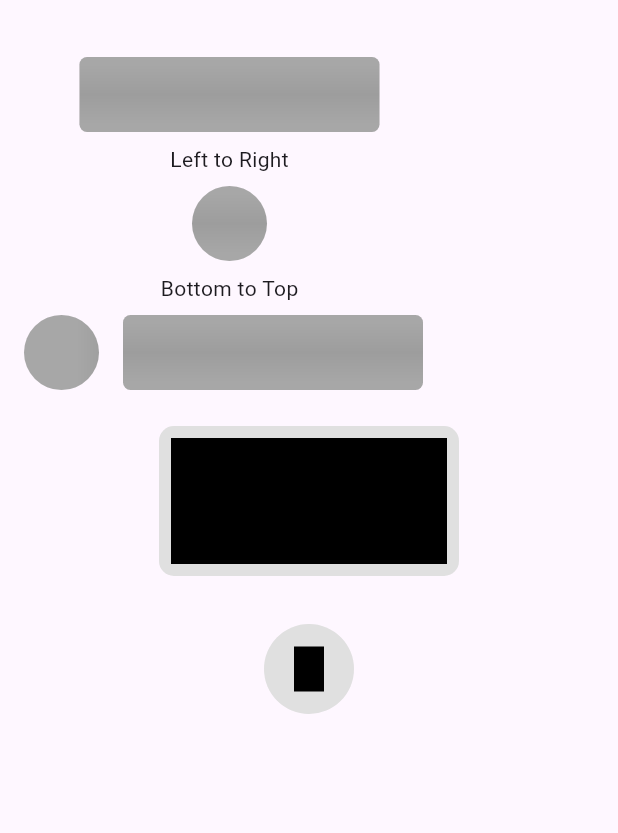
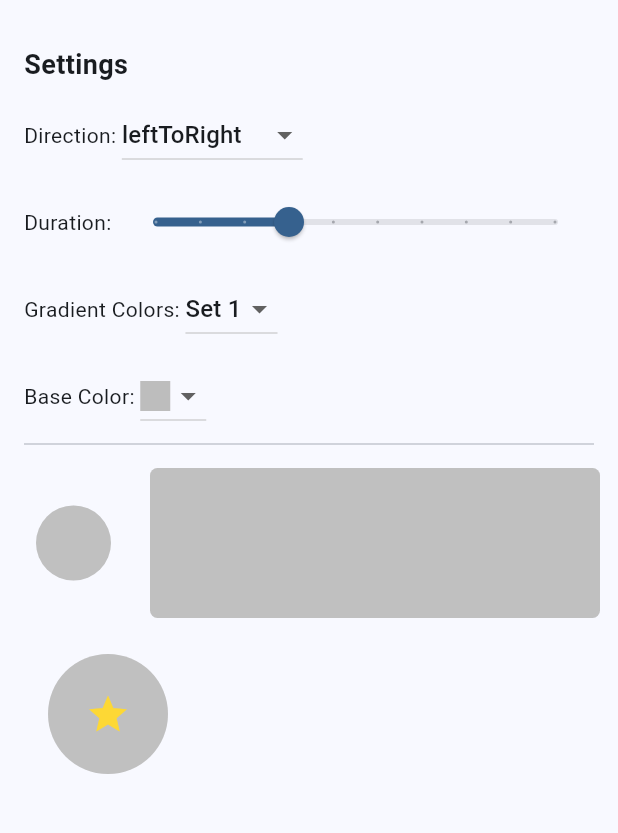
Before and after one commit to gncortes/EasyShell, a Flutter app: the screen it shows after launch, on a phone screen of 412 x 824 dp, the part 63-896 px from its top. Run offline on Flutter 3.47's test engine with Material 3 defaults, Android fonts, the phone set to English and light mode, and no system bars; our stand-ins replace sqflite; accounts and stored records are empty.

Commit message:
on create shimmer

```diff
--- a/lib/main.dart
+++ b/lib/main.dart
@@ -9,13 +9,12 @@ void main() {
 class MyApp extends StatelessWidget {
   const MyApp({super.key});
 
-  // This widget is the root of your application.
   @override
   Widget build(BuildContext context) {
     return MaterialApp(
-      title: 'Flutter Demo',
+      title: 'Flutter Shimmer Demo',
       theme: ThemeData(
-        colorScheme: ColorScheme.fromSeed(seedColor: Colors.deepPurple),
+        colorScheme: ColorScheme.fromSeed(seedColor: Colors.blue),
         useMaterial3: true,
       ),
       home: const ShimmerDemoScreen(),
@@ -23,12 +22,42 @@ class MyApp extends StatelessWidget {
   }
 }
 
-class ShimmerDemoScreen extends StatelessWidget {
+class ShimmerDemoScreen extends StatefulWidget {
   const ShimmerDemoScreen({super.key});
 
   @override
+  State<ShimmerDemoScreen> createState() => _ShimmerDemoScreenState();
+}
+
+class _ShimmerDemoScreenState extends State<ShimmerDemoScreen> {
+  ShimmerDirection _currentDirection = ShimmerDirection.leftToRight;
+  double _currentDuration = 2.0; // in seconds
+  int _currentColorSet = 0;
+  Color _currentBaseColor = Colors.grey.shade400;
+
+  // List of predefined shimmer gradients
+  final List<List<Color>> _colorOptions = [
+    [Colors.grey.shade300, Colors.grey.shade100, Colors.grey.shade300],
+    [Colors.blue.shade300, Colors.blue.shade100, Colors.blue.shade300],
+    [Colors.pink.shade300, Colors.pink.shade100, Colors.pink.shade300],
+    [Colors.green.shade300, Colors.green.shade100, Colors.green.shade300],
+  ];
+
+  // List of predefined base colors
+  final List<Color> _baseColorOptions = [
+    Colors.grey.shade400,
+    Colors.blue.shade400,
+    Colors.pink.shade400,
+    Colors.green.shade400,
+    Colors.orange.shade400,
+  ];
+
+  @override
   Widget build(BuildContext context) {
-    const shimmerSize = Size(200, 50);
+    final shimmerDuration = Duration(
+      milliseconds: (_currentDuration * 10).round(),
+    );
+    final gradientColors = _colorOptions[_currentColorSet];
 
     return Scaffold(
       appBar: AppBar(
@@ -37,108 +66,148 @@ class ShimmerDemoScreen extends StatelessWidget {
       body: Padding(
         padding: const EdgeInsets.all(16.0),
         child: Column(
+          crossAxisAlignment: CrossAxisAlignment.start,
           children: [
+            const Text(
+              'Settings',
+              style: TextStyle(fontSize: 18, fontWeight: FontWeight.bold),
+            ),
+            const SizedBox(height: 10),
+            Row(
+              children: [
+                const Text('Direction: '),
+                DropdownButton<ShimmerDirection>(
+                  value: _currentDirection,
+                  onChanged: (ShimmerDirection? newDirection) {
+                    if (newDirection != null) {
+                      setState(() {
+                        _currentDirection = newDirection;
+                      });
+                    }
+                  },
+                  items:
+                      ShimmerDirection.values.map((ShimmerDirection direction) {
+                    return DropdownMenuItem<ShimmerDirection>(
+                      value: direction,
+                      child: Text(direction.name),
+                    );
+                  }).toList(),
+                ),
+              ],
+            ),
+            const SizedBox(height: 10),
+            Row(
+              children: [
+                const Text('Duration: '),
+                Expanded(
+                  child: Slider(
+                    value: _currentDuration,
+                    min: 0.5,
+                    max: 5.0,
+                    divisions: 9,
+                    label: "${_currentDuration.toStringAsFixed(1)}s",
+                    onChanged: (value) {
+                      setState(() {
+                        _currentDuration = value;
+                      });
+                    },
+                  ),
+                ),
+              ],
+            ),
+            const SizedBox(height: 10),
+            Row(
+              children: [
+                const Text('Gradient Colors: '),
+                DropdownButton<int>(
+                  value: _currentColorSet,
+                  onChanged: (int? newColorSet) {
+                    if (newColorSet != null) {
+                      setState(() {
+                        _currentColorSet = newColorSet;
+                      });
+                    }
+                  },
+                  items: List.generate(
+                    _colorOptions.length,
+                    (index) => DropdownMenuItem<int>(
+                      value: index,
+                      child: Text('Set ${index + 1}'),
+                    ),
+                  ),
+                ),
+              ],
+            ),
+            const SizedBox(height: 10),
+            Row(
+              children: [
+                const Text('Base Color: '),
+                DropdownButton<Color>(
+                  value: _currentBaseColor,
+                  onChanged: (Color? newBaseColor) {
+                    if (newBaseColor != null) {
+                      setState(() {
+                        _currentBaseColor = newBaseColor;
+                      });
+                    }
+                  },
+                  items: _baseColorOptions.map((Color baseColor) {
+                    return DropdownMenuItem<Color>(
+                      value: baseColor,
+                      child: Container(
+                        height: 20,
+                        width: 20,
+                        color: baseColor,
+                      ),
+                    );
+                  }).toList(),
+                ),
+              ],
+            ),
+            const Divider(),
             Row(
               children: [
                 Column(
-                  mainAxisAlignment: MainAxisAlignment.spaceEvenly,
+                  crossAxisAlignment: CrossAxisAlignment.start,
                   children: [
-                    ShimmerWidget.card(
-                      radius: BorderRadius.circular(5),
-                      size: shimmerSize,
-                      shimmerMargin: const EdgeInsets.all(8.0),
-                      baseColor: Colors.grey.shade500,
-                      gradientColors: [
-                        Colors.white,
-                        Colors.grey.shade500,
-                        Colors.white,
-                      ],
-                      duration: const Duration(seconds: 3),
-                      direction: ShimmerDirection.bottomToTop,
-                    ),
-                    const Text('Left to Right'),
-                    ShimmerWidget.circle(
-                      radius: 25,
-                      shimmerMargin: const EdgeInsets.all(8.0),
-                      baseColor: Colors.grey.shade500,
-                      gradientColors: [
-                        Colors.white,
-                        Colors.grey.shade500,
-                        Colors.white,
-                      ],
-                      duration: const Duration(seconds: 3),
-                      direction: ShimmerDirection.bottomToTop,
-                    ),
-                    const Text('Bottom to Top'),
                     Row(
                       children: [
                         ShimmerWidget.circle(
                           radius: 25,
-                          shimmerMargin: const EdgeInsets.only(right: 8.0),
-                          baseColor: Colors.grey.shade500,
-                          gradientColors: [
-                            Colors.white,
-                            Colors.grey.shade500,
-                            Colors.white,
-                          ],
-                          duration: const Duration(seconds: 1),
-                          direction: ShimmerDirection.leftToRight,
+                          shimmerMargin: const EdgeInsets.all(8.0),
+                          baseColor: _currentBaseColor,
+                          gradientColors: gradientColors,
+                          duration: shimmerDuration,
+                          direction: _currentDirection,
                         ),
+                        const SizedBox(width: 10),
                         ShimmerWidget.card(
                           radius: BorderRadius.circular(5),
-                          size: shimmerSize,
+                          size: const Size(300, 100),
                           shimmerMargin: const EdgeInsets.all(8.0),
-                          baseColor: Colors.grey.shade500,
-                          gradientColors: [
-                            Colors.white,
-                            Colors.grey.shade500,
-                            Colors.white,
-                          ],
-                          duration: const Duration(seconds: 3),
-                          direction: ShimmerDirection.bottomToTop,
+                          baseColor: _currentBaseColor,
+                          gradientColors: gradientColors,
+                          duration: shimmerDuration,
+                          direction: _currentDirection,
                         ),
                       ],
+                    ),
+                    ShimmerWidget.circleWithChild(
+                      shimmerMargin: const EdgeInsets.all(16.0),
+                      baseColor: _currentBaseColor,
+                      gradientColors: gradientColors,
+                      duration: shimmerDuration,
+                      direction: _currentDirection,
+                      radius: 40,
+                      child: Icon(
+                        Icons.star,
+                        size: 30,
+                        color: Colors.yellow.shade600,
+                      ),
                     ),
                   ],
                 ),
               ],
-            ),
-            ShimmerWidget.cardWithChild(
-              shimmerMargin: const EdgeInsets.all(16.0),
-              baseColor: Colors.grey.shade300,
-              gradientColors: [
-                Colors.grey.shade300,
-                Colors.grey.shade100,
-                Colors.grey.shade300
-              ],
-              duration: const Duration(seconds: 2),
-              direction: ShimmerDirection.leftToRight,
-              size: const Size(200, 100),
-              radius: BorderRadius.circular(10),
-              child: Container(
-                margin: const EdgeInsets.all(8),
-                height: 100,
-                width: 200,
-                color: Colors.black,
-              ),
-            ),
-            ShimmerWidget.circleWithChild(
-              shimmerMargin: const EdgeInsets.all(16.0),
-              baseColor: Colors.grey.shade300,
-              gradientColors: [
-                Colors.grey.shade300,
-                Colors.grey.shade100,
-                Colors.grey.shade300
-              ],
-              duration: const Duration(seconds: 2),
-              direction: ShimmerDirection.leftToRight,
-              radius: 30,
-              child: Container(
-                margin: const EdgeInsets.all(8),
-                height: 30,
-                width: 20,
-                color: Colors.black,
-              ),
             ),
           ],
         ),
--- a/lib/presentation/widgets/shimmer/shimmer.dart
+++ b/lib/presentation/widgets/shimmer/shimmer.dart
@@ -1,3 +1,5 @@
+// ignore_for_file: no_logic_in_create_state
+
 import 'package:flutter/material.dart';
 
 enum ShimmerDirection {
@@ -132,8 +134,6 @@ mixin _AnimationControllerMixin on State<ShimmerWidget> {
 
   AnimationController get animationController => _controller;
 
-  Duration get animationDuration;
-
   TickerProvider get ticker;
 
   @override
@@ -141,19 +141,18 @@ mixin _AnimationControllerMixin on State<ShimmerWidget> {
     super.initState();
     _controller = AnimationController(
       vsync: ticker,
-      duration: animationDuration,
+      duration: widget.duration,
     )..repeat();
   }
 
   @override
   void didUpdateWidget(covariant ShimmerWidget oldWidget) {
     super.didUpdateWidget(oldWidget);
-    if (_controller.duration != animationDuration) {
-      _controller.stop();
+    if (_controller.duration != widget.duration) {
       _controller.dispose();
       _controller = AnimationController(
         vsync: ticker,
-        duration: animationDuration,
+        duration: widget.duration,
       )..repeat();
     }
   }
@@ -274,9 +273,6 @@ class _ShimmerCardState extends State<ShimmerWidget>
   }
 
   @override
-  Duration get animationDuration => widget.duration;
-
-  @override
   TickerProvider get ticker => this;
 }
 
@@ -356,9 +352,6 @@ class _ShimmerCardWithChildState extends State<ShimmerWidget>
   }
 
   @override
-  Duration get animationDuration => widget.duration;
-
-  @override
   TickerProvider get ticker => this;
 }
 
@@ -416,9 +409,6 @@ class _ShimmerCircleState extends State<ShimmerWidget>
       ),
     );
   }
-
-  @override
-  Duration get animationDuration => widget.duration;
 
   @override
   TickerProvider get ticker => this;
@@ -495,8 +485,5 @@ class _ShimmerCircleWithChildState extends State<ShimmerWidget>
   }
 
   @override
-  Duration get animationDuration => widget.duration;
-
-  @override
   TickerProvider get ticker => this;
 }
```
Also changed, not shown: 1 other file.
